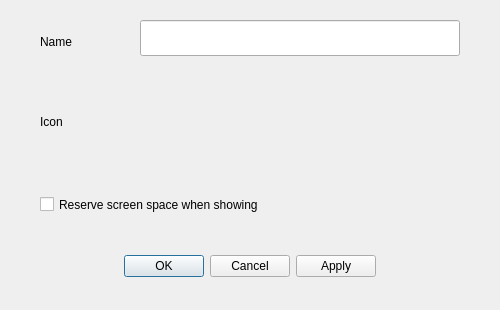
The window that src/view/application_menu_settings_dialog.ui (dangvd/crystal-dock) describes before a commit, drawn with Qt 5.
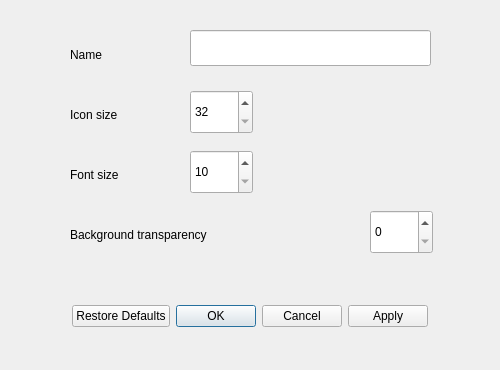
The same window after the commit.

Commit message: Reworks Application Menu Settings dialog.

```diff
--- a/src/view/application_menu_settings_dialog.ui
+++ b/src/view/application_menu_settings_dialog.ui
@@ -7,7 +7,7 @@
     <x>0</x>
     <y>0</y>
     <width>500</width>
-    <height>310</height>
+    <height>370</height>
    </rect>
   </property>
   <property name="windowTitle">
@@ -16,9 +16,9 @@
   <widget class="QDialogButtonBox" name="buttonBox">
    <property name="geometry">
     <rect>
-     <x>40</x>
-     <y>250</y>
-     <width>420</width>
+     <x>0</x>
+     <y>300</y>
+     <width>500</width>
      <height>32</height>
     </rect>
    </property>
@@ -26,7 +26,7 @@
     <enum>Qt::Horizontal</enum>
    </property>
    <property name="standardButtons">
-    <set>QDialogButtonBox::Apply|QDialogButtonBox::Cancel|QDialogButtonBox::Ok</set>
+    <set>QDialogButtonBox::Apply|QDialogButtonBox::Cancel|QDialogButtonBox::Ok|QDialogButtonBox::RestoreDefaults</set>
    </property>
    <property name="centerButtons">
     <bool>true</bool>
@@ -35,10 +35,10 @@
   <widget class="QLabel" name="nameLabel">
    <property name="geometry">
     <rect>
-     <x>40</x>
-     <y>30</y>
+     <x>70</x>
+     <y>40</y>
      <width>91</width>
-     <height>23</height>
+     <height>30</height>
     </rect>
    </property>
    <property name="text">
@@ -48,9 +48,9 @@
   <widget class="QLineEdit" name="name">
    <property name="geometry">
     <rect>
-     <x>140</x>
-     <y>20</y>
-     <width>320</width>
+     <x>190</x>
+     <y>30</y>
+     <width>241</width>
      <height>36</height>
     </rect>
    </property>
@@ -58,27 +58,94 @@
   <widget class="QLabel" name="iconLabel">
    <property name="geometry">
     <rect>
-     <x>40</x>
-     <y>110</y>
-     <width>91</width>
-     <height>23</height>
+     <x>70</x>
+     <y>160</y>
+     <width>94</width>
+     <height>30</height>
     </rect>
    </property>
    <property name="text">
-    <string>Icon</string>
+    <string>Font size</string>
    </property>
   </widget>
-  <widget class="QCheckBox" name="strut">
+  <widget class="QLabel" name="backgroundTransparencyLabel">
    <property name="geometry">
     <rect>
-     <x>40</x>
-     <y>190</y>
-     <width>421</width>
-     <height>29</height>
+     <x>70</x>
+     <y>220</y>
+     <width>281</width>
+     <height>30</height>
     </rect>
    </property>
    <property name="text">
-    <string>Reserve screen space when showing</string>
+    <string>Background transparency</string>
+   </property>
+  </widget>
+  <widget class="QSpinBox" name="fontSize">
+   <property name="geometry">
+    <rect>
+     <x>190</x>
+     <y>150</y>
+     <width>63</width>
+     <height>44</height>
+    </rect>
+   </property>
+   <property name="minimum">
+    <number>10</number>
+   </property>
+   <property name="maximum">
+    <number>40</number>
+   </property>
+   <property name="singleStep">
+    <number>2</number>
+   </property>
+  </widget>
+  <widget class="QSpinBox" name="backgroundTransparency">
+   <property name="geometry">
+    <rect>
+     <x>370</x>
+     <y>210</y>
+     <width>63</width>
+     <height>44</height>
+    </rect>
+   </property>
+   <property name="maximum">
+    <number>100</number>
+   </property>
+   <property name="singleStep">
+    <number>5</number>
+   </property>
+  </widget>
+  <widget class="QLabel" name="iconSizeLabel">
+   <property name="geometry">
+    <rect>
+     <x>70</x>
+     <y>100</y>
+     <width>94</width>
+     <height>30</height>
+    </rect>
+   </property>
+   <property name="text">
+    <string>Icon size</string>
+   </property>
+  </widget>
+  <widget class="QSpinBox" name="iconSize">
+   <property name="geometry">
+    <rect>
+     <x>190</x>
+     <y>90</y>
+     <width>63</width>
+     <height>44</height>
+    </rect>
+   </property>
+   <property name="minimum">
+    <number>32</number>
+   </property>
+   <property name="maximum">
+    <number>64</number>
+   </property>
+   <property name="singleStep">
+    <number>8</number>
    </property>
   </widget>
  </widget>
```
Left out of the diff: 2 changed lines with no effect on the pictures. The commit also changes 10 other files.
